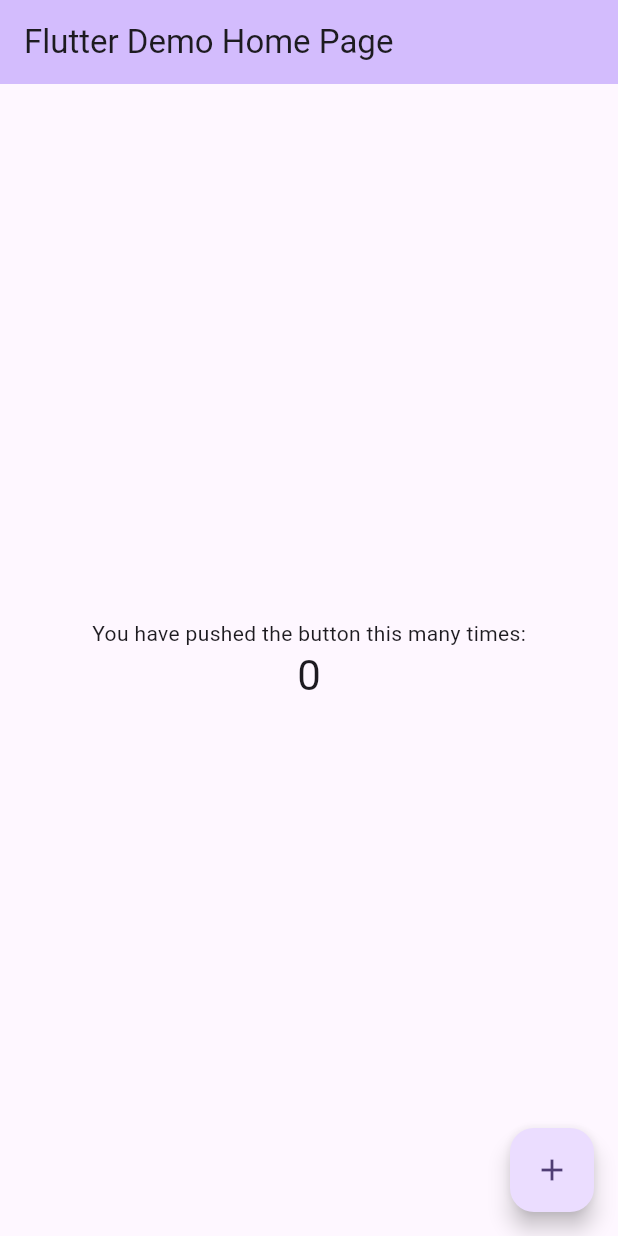
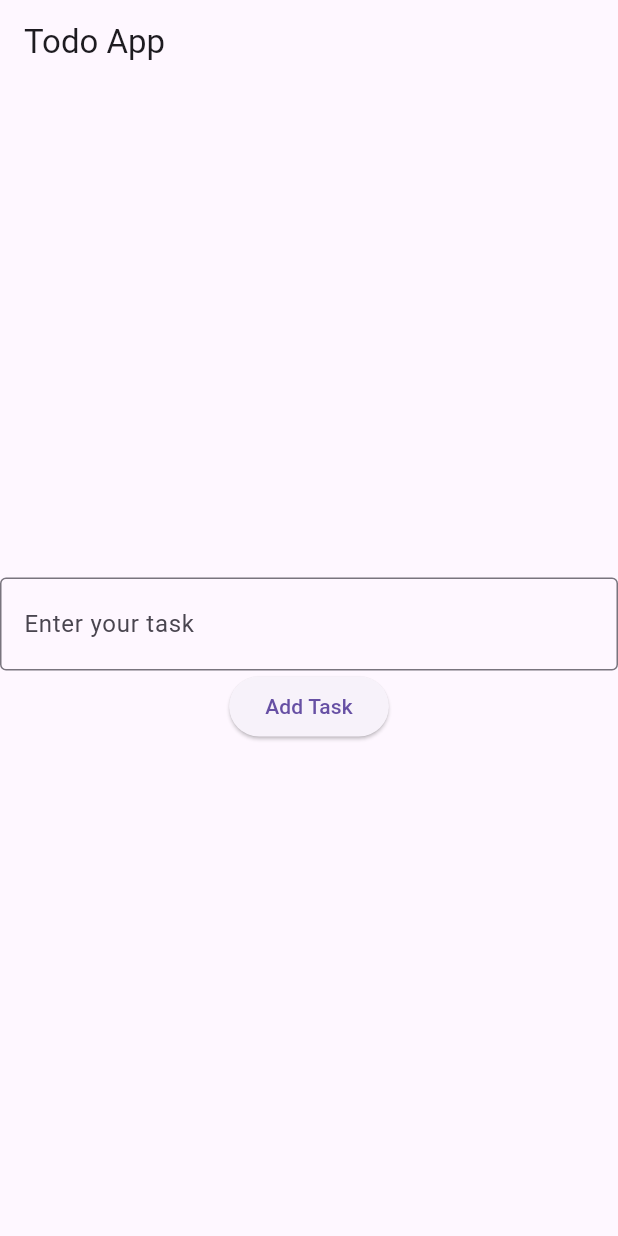
Before and after one commit to starzynski5/flutter-todo, a Flutter app: the screen it shows after launch, on a phone screen of 412 x 824 dp. Run offline on Flutter 3.47's test engine with Material 3 defaults, Android fonts, the phone set to English and light mode, and no system bars.

Commit message:
Finished simple education purpose todo app

```diff
--- a/lib/main.dart
+++ b/lib/main.dart
@@ -1,122 +1,83 @@
 import 'package:flutter/material.dart';
 
 void main() {
-  runApp(const MyApp());
+  runApp(MaterialApp(
+    title: 'Todo App',
+    home: Home(),
+  ));
 }
 
-class MyApp extends StatelessWidget {
-  const MyApp({super.key});
+class Task{
+  static int _counter = 0;
 
-  // This widget is the root of your application.
-  @override
-  Widget build(BuildContext context) {
-    return MaterialApp(
-      title: 'Flutter Demo',
-      theme: ThemeData(
-        // This is the theme of your application.
-        //
-        // TRY THIS: Try running your application with "flutter run". You'll see
-        // the application has a purple toolbar. Then, without quitting the app,
-        // try changing the seedColor in the colorScheme below to Colors.green
-        // and then invoke "hot reload" (save your changes or press the "hot
-        // reload" button in a Flutter-supported IDE, or press "r" if you used
-        // the command line to start the app).
-        //
-        // Notice that the counter didn't reset back to zero; the application
-        // state is not lost during the reload. To reset the state, use hot
-        // restart instead.
-        //
-        // This works for code too, not just values: Most code changes can be
-        // tested with just a hot reload.
-        colorScheme: ColorScheme.fromSeed(seedColor: Colors.deepPurple),
-      ),
-      home: const MyHomePage(title: 'Flutter Demo Home Page'),
-    );
+  int id = 0;
+
+  String text = "";
+
+  Task(_text){
+    id = ++_counter;
+    text = _text;
   }
 }
 
-class MyHomePage extends StatefulWidget {
-  const MyHomePage({super.key, required this.title});
-
-  // This widget is the home page of your application. It is stateful, meaning
-  // that it has a State object (defined below) that contains fields that affect
-  // how it looks.
-
-  // This class is the configuration for the state. It holds the values (in this
-  // case the title) provided by the parent (in this case the App widget) and
-  // used by the build method of the State. Fields in a Widget subclass are
-  // always marked "final".
-
-  final String title;
+class Home extends StatefulWidget {
+  const Home({super.key});
 
   @override
-  State<MyHomePage> createState() => _MyHomePageState();
+  State<Home> createState() => _HomeState();
 }
 
-class _MyHomePageState extends State<MyHomePage> {
-  int _counter = 0;
+class _HomeState extends State<Home> {
+  List<Task> tasks = [];
+  TextEditingController _task = TextEditingController();
 
-  void _incrementCounter() {
+  void addTask(){
+    Task task = Task(_task.text);
+
     setState(() {
-      // This call to setState tells the Flutter framework that something has
-      // changed in this State, which causes it to rerun the build method below
-      // so that the display can reflect the updated values. If we changed
-      // _counter without calling setState(), then the build method would not be
-      // called again, and so nothing would appear to happen.
-      _counter++;
+      tasks.add(task);
+    });
+  }
+
+  void deleteTask(int id){
+    setState(() {
+      tasks.removeWhere((task) => task.id == id);
     });
   }
 
   @override
   Widget build(BuildContext context) {
-    // This method is rerun every time setState is called, for instance as done
-    // by the _incrementCounter method above.
-    //
-    // The Flutter framework has been optimized to make rerunning build methods
-    // fast, so that you can just rebuild anything that needs updating rather
-    // than having to individually change instances of widgets.
     return Scaffold(
       appBar: AppBar(
-        // TRY THIS: Try changing the color here to a specific color (to
-        // Colors.amber, perhaps?) and trigger a hot reload to see the AppBar
-        // change color while the other colors stay the same.
-        backgroundColor: Theme.of(context).colorScheme.inversePrimary,
-        // Here we take the value from the MyHomePage object that was created by
-        // the App.build method, and use it to set our appbar title.
-        title: Text(widget.title),
+        title: Text('Todo App'),
       ),
-      body: Center(
-        // Center is a layout widget. It takes a single child and positions it
-        // in the middle of the parent.
-        child: Column(
-          // Column is also a layout widget. It takes a list of children and
-          // arranges them vertically. By default, it sizes itself to fit its
-          // children horizontally, and tries to be as tall as its parent.
-          //
-          // Column has various properties to control how it sizes itself and
-          // how it positions its children. Here we use mainAxisAlignment to
-          // center the children vertically; the main axis here is the vertical
-          // axis because Columns are vertical (the cross axis would be
-          // horizontal).
-          //
-          // TRY THIS: Invoke "debug painting" (choose the "Toggle Debug Paint"
-          // action in the IDE, or press "p" in the console), to see the
-          // wireframe for each widget.
-          mainAxisAlignment: MainAxisAlignment.center,
-          children: <Widget>[
-            const Text('You have pushed the button this many times:'),
-            Text(
-              '$_counter',
-              style: Theme.of(context).textTheme.headlineMedium,
+      body: Column(
+        mainAxisAlignment: MainAxisAlignment.center,
+        children: [
+          TextField(
+            style: TextStyle(fontFamily: 'Arial', fontSize: 20),
+            controller: _task,
+            decoration: InputDecoration(
+              labelText: 'Enter your task',
+              border: OutlineInputBorder(),
+
             ),
-          ],
-        ),
+          ),
+
+          ListView(
+            shrinkWrap: true,
+            children: tasks.map((task) => ListTile(
+              title: Text('${task.id} - ${task.text}'),
+              trailing: IconButton(onPressed: () => deleteTask(task.id), icon: Icon(Icons.delete_outlined)),
+            )).toList(),
+          ),
+
+          ElevatedButton(
+            onPressed: addTask,
+            child: Text('Add Task'),
+          ),
+        ],
       ),
-      floatingActionButton: FloatingActionButton(
-        onPressed: _incrementCounter,
-        tooltip: 'Increment',
-        child: const Icon(Icons.add),
-      ), // This trailing comma makes auto-formatting nicer for build methods.
     );
   }
 }
```
